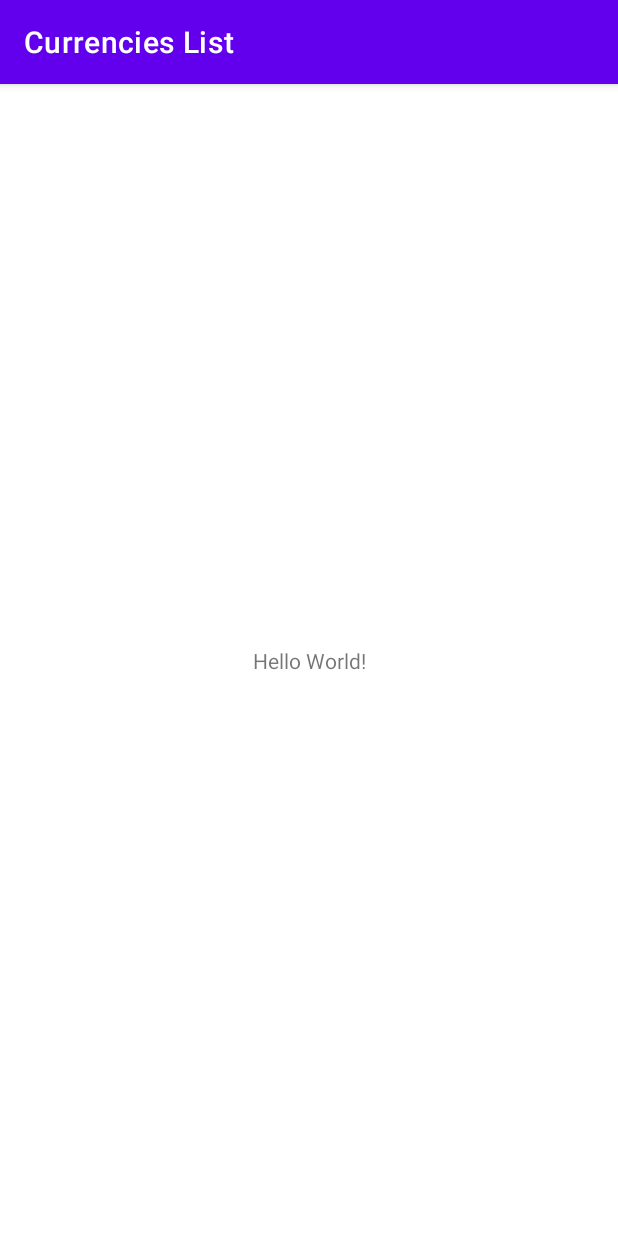
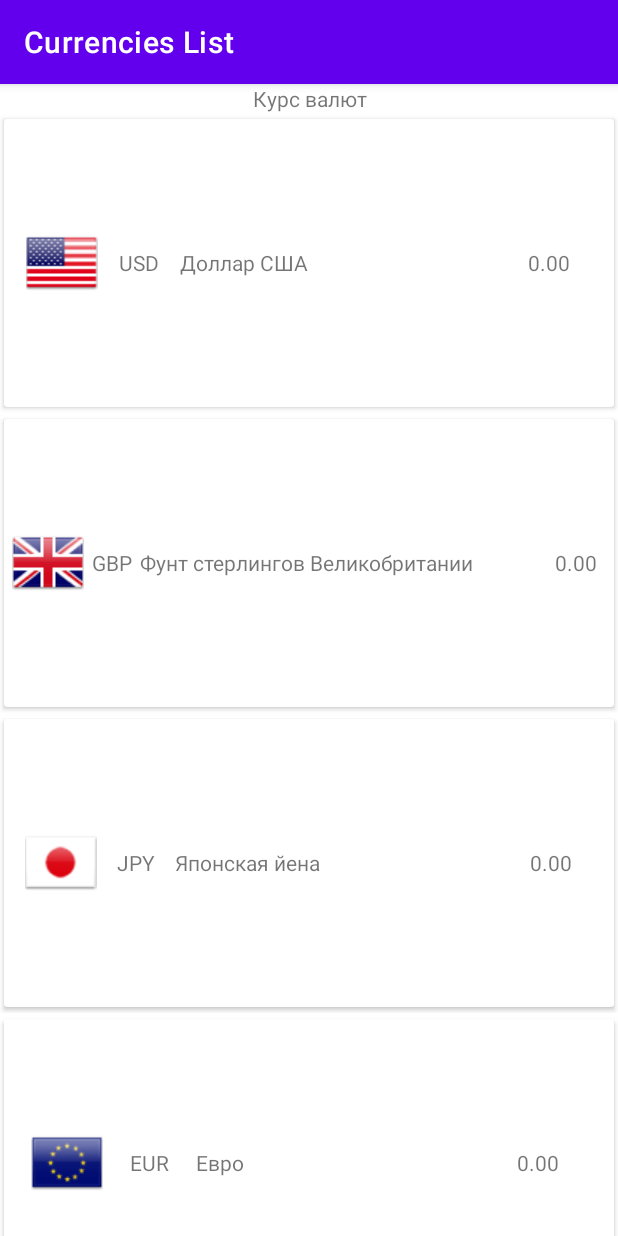
Before and after one commit to PenzaStreetGames/CurrenciesList, an Android app: the screen it shows after launch (MainActivity), on a phone screen of 412 x 824 dp. Run offline under Robolectric (Android 15) with nearby library versions, the phone set to English and light mode, and no system bars.

Commit message:
21.04.2021 Как же горит! Но оно работает)

```diff
--- a/app/build.gradle
+++ b/app/build.gradle
@@ -33,6 +33,7 @@ dependencies {
     implementation 'androidx.appcompat:appcompat:1.2.0'
     implementation 'com.google.android.material:material:1.3.0'
     implementation 'androidx.constraintlayout:constraintlayout:2.0.4'
+    implementation 'com.google.code.gson:gson:2.8.6'
     testImplementation 'junit:junit:4.+'
     androidTestImplementation 'androidx.test.ext:junit:1.1.2'
     androidTestImplementation 'androidx.test.espresso:espresso-core:3.3.0'
--- a/app/src/main/AndroidManifest.xml
+++ b/app/src/main/AndroidManifest.xml
@@ -16,6 +16,10 @@
                 <category android:name="android.intent.category.LAUNCHER" />
             </intent-filter>
         </activity>
+        <service android:name=".CurrencyService"
+            android:enabled="true"
+            android:exported="true"/>
     </application>
+    <uses-permission android:name="android.permission.INTERNET" />
 
 </manifest>
--- /dev/null
+++ b/app/src/main/java/com/penzastreetstudios/currencieslist/CurrencyAdapter.java
@@ -0,0 +1,71 @@
+package com.penzastreetstudios.currencieslist;
+
+import android.view.LayoutInflater;
+import android.view.View;
+import android.view.ViewGroup;
+import android.widget.ImageView;
+import android.widget.TextView;
+
+import androidx.annotation.NonNull;
+import androidx.recyclerview.widget.RecyclerView;
+
+import java.util.ArrayList;
+
+public class CurrencyAdapter extends RecyclerView.Adapter<CurrencyAdapter.QueueViewHolder> {
+
+    private ArrayList<Valute> valutes = new ArrayList<>();
+
+    @NonNull
+    @Override
+    public QueueViewHolder onCreateViewHolder(@NonNull ViewGroup parent, int viewType) {
+        View view = LayoutInflater.from(parent.getContext()).inflate(R.layout.currency_card, parent, false);
+        return new QueueViewHolder(view);
+    }
+
+    @Override
+    public void onBindViewHolder(@NonNull QueueViewHolder holder, int position) {
+        holder.bind(valutes.get(position));
+    }
+
+    @Override
+    public void onAttachedToRecyclerView(RecyclerView recyclerView) {
+        super.onAttachedToRecyclerView(recyclerView);
+    }
+
+    @Override
+    public int getItemCount() {
+        return valutes.size();
+    }
+
+    class QueueViewHolder extends RecyclerView.ViewHolder {
+        private ImageView flagImage;
+        private TextView nameField;
+        private TextView codeField;
+        private TextView rateField;
+
+        public QueueViewHolder (View ItemView) {
+            super(ItemView);
+            flagImage = ItemView.findViewById(R.id.image);
+            codeField = ItemView.findViewById(R.id.code);
+            nameField = ItemView.findViewById(R.id.name);
+            rateField = ItemView.findViewById(R.id.buy_rate);
+        }
+
+        public void bind(Valute valute) {
+            flagImage.setImageBitmap(valute.flag);
+            codeField.setText(valute.code);
+            nameField.setText(valute.name);
+            rateField.setText(String.format("%.2f", valute.rate));
+        }
+    }
+
+    public void setItems(ArrayList<Valute> valutes) {
+        this.valutes.addAll(valutes);
+        notifyDataSetChanged();
+    }
+
+    public void clearItems() {
+        valutes.clear();
+        notifyDataSetChanged();
+    }
+}
--- a/app/src/main/java/com/penzastreetstudios/currencieslist/MainActivity.java
+++ b/app/src/main/java/com/penzastreetstudios/currencieslist/MainActivity.java
@@ -1,14 +1,136 @@
 package com.penzastreetstudios.currencieslist;
 
 import androidx.appcompat.app.AppCompatActivity;
+import androidx.fragment.app.FragmentManager;
+import androidx.fragment.app.FragmentTransaction;
+import androidx.recyclerview.widget.LinearLayoutManager;
+import androidx.recyclerview.widget.RecyclerView;
 
+import android.content.BroadcastReceiver;
+import android.content.Context;
+import android.content.Intent;
+import android.content.IntentFilter;
+import android.content.res.Resources;
+import android.content.res.loader.ResourcesLoader;
+import android.graphics.Bitmap;
+import android.graphics.BitmapFactory;
 import android.os.Bundle;
+import android.renderscript.ScriptGroup;
+import android.util.Log;
+import android.widget.Toast;
+
+import com.google.gson.Gson;
+import com.google.gson.reflect.TypeToken;
+
+import org.json.JSONArray;
+import org.json.JSONException;
+import org.json.JSONObject;
+
+import java.io.File;
+import java.io.IOException;
+import java.io.InputStream;
+import java.lang.reflect.Type;
+import java.util.ArrayList;
+import java.util.HashMap;
+import java.util.List;
+import java.util.Map;
+import java.util.Scanner;
 
 public class MainActivity extends AppCompatActivity {
+
+    RecyclerView currenciesList;
+    CurrencyAdapter adapter;
+    ArrayList<Valute> valutes = new ArrayList<>();
 
     @Override
     protected void onCreate(Bundle savedInstanceState) {
         super.onCreate(savedInstanceState);
         setContentView(R.layout.activity_main);
+
+        currenciesList = findViewById(R.id.currencyList);
+        adapter = new CurrencyAdapter();
+        currenciesList.setAdapter(adapter);
+        currenciesList.setLayoutManager(new LinearLayoutManager(this));
+
+        Gson gson = new Gson();
+        StringBuilder jsonRaw = new StringBuilder();
+        Scanner in = new Scanner(this.getResources().openRawResource(R.raw.currencies));
+        while (in.hasNextLine()) {
+            jsonRaw.append(in.nextLine());
+        }
+
+        HashMap<String, Bitmap> flags = new HashMap<String, Bitmap>();
+        flags.put("USD", BitmapFactory.decodeResource(getResources(), R.drawable.flag_united_states));
+        flags.put("GBP", BitmapFactory.decodeResource(getResources(), R.drawable.flag_united_kingdom));
+        flags.put("EUR", BitmapFactory.decodeResource(getResources(), R.drawable.flag_european_union));
+        flags.put("JPY", BitmapFactory.decodeResource(getResources(), R.drawable.flag_japan));
+        flags.put("UAH", BitmapFactory.decodeResource(getResources(), R.drawable.flag_ukraine));
+        flags.put("CNY", BitmapFactory.decodeResource(getResources(), R.drawable.flag_china));
+
+        String json = jsonRaw.toString();
+        Type type = new TypeToken<Map<String, Map<String, String>>>(){}.getType();
+        Map<String, Map<String, String>> read = gson.fromJson(json, type);
+        for (String code : read.keySet()) {
+            String name = read.get(code).get("name");
+            Bitmap flag = flags.get(code);
+            Valute valute = new Valute(code, name, flag, 0);
+            valutes.add(valute);
+        }
+        adapter.setItems(valutes);
+
+        registerReceiver(receiver, new IntentFilter(CurrencyService.CHANNEL));
+        Intent intent = new Intent(this, CurrencyService.class);
+        startService(intent);
     }
+
+    @Override
+    protected void onDestroy() {
+        super.onDestroy();
+        Intent intent = new Intent(this, CurrencyService.class);
+        stopService(intent);
+    }
+
+    protected BroadcastReceiver receiver = new BroadcastReceiver() {
+        @Override
+        public void onReceive(Context context, Intent intent) {
+            try {
+                JSONObject json = new JSONObject(intent.getStringExtra(CurrencyService.INFO));
+                JSONObject rates = json.getJSONObject("rates");
+
+                for (Valute valute : valutes) {
+                    valute.rate = 1 / rates.getDouble(valute.code);
+                }
+                adapter.clearItems();
+                adapter.setItems(valutes);
+                /*
+                //Type type = new Collection<Weather>();
+
+                Type listOfWeather = new TypeToken<ArrayList<Weather>>() {}.getType();
+
+                Gson gson = new Gson();
+                List<Weather> list = gson.fromJson(gisArray.toString(), listOfWeather);
+
+                ArrayList<WeatherFragment> fragments = new ArrayList<>();
+                fragments.add(new WeatherFragment(list.get(0)));
+                for (int i = 0; i < 4; i++) {
+                    fragments.add(new WeatherFragment(list.get(i)));
+                }
+
+                FragmentManager fragmentManager = getSupportFragmentManager();
+                FragmentTransaction transaction = fragmentManager.beginTransaction();
+
+                transaction.replace(R.id.fullDayFragment, fragments.get(0));
+                transaction.replace(R.id.morningFragment, fragments.get(1));
+                transaction.replace(R.id.dayFragment, fragments.get(2));
+                transaction.replace(R.id.eveningFragment, fragments.get(3));
+                transaction.replace(R.id.nightFragment, fragments.get(4));
+
+                transaction.commit();
+                */
+            } catch (JSONException e) {
+                Toast.makeText(MainActivity.this, "Wring JSON format", Toast.LENGTH_LONG).show();
+                e.printStackTrace();
+            }
+        }
+    };
 }
--- /dev/null
+++ b/app/src/main/java/com/penzastreetstudios/currencieslist/Valute.java
@@ -0,0 +1,17 @@
+package com.penzastreetstudios.currencieslist;
+
+import android.graphics.Bitmap;
+
+public class Valute {
+    String code;
+    Bitmap flag;
+    String name;
+    double rate;
+
+    public Valute(String code, String name, Bitmap flag, double rate) {
+        this.code = code;
+        this.name = name;
+        this.flag = flag;
+        this.rate = rate;
+    }
+}
--- a/app/src/main/res/layout/activity_main.xml
+++ b/app/src/main/res/layout/activity_main.xml
@@ -1,18 +1,21 @@
 <?xml version="1.0" encoding="utf-8"?>
-<androidx.constraintlayout.widget.ConstraintLayout xmlns:android="http://schemas.android.com/apk/res/android"
+<LinearLayout xmlns:android="http://schemas.android.com/apk/res/android"
     xmlns:app="http://schemas.android.com/apk/res-auto"
     xmlns:tools="http://schemas.android.com/tools"
     android:layout_width="match_parent"
     android:layout_height="match_parent"
+    android:orientation="vertical"
     tools:context=".MainActivity">
 
     <TextView
-        android:layout_width="wrap_content"
+        android:id="@+id/currencyTitle"
+        android:layout_width="match_parent"
         android:layout_height="wrap_content"
-        android:text="Hello World!"
-        app:layout_constraintBottom_toBottomOf="parent"
-        app:layout_constraintLeft_toLeftOf="parent"
-        app:layout_constraintRight_toRightOf="parent"
-        app:layout_constraintTop_toTopOf="parent" />
+        android:gravity="center_horizontal"
+        android:text="Курс валют" />
 
-</androidx.constraintlayout.widget.ConstraintLayout>
+    <androidx.recyclerview.widget.RecyclerView
+        android:id="@+id/currencyList"
+        android:layout_width="match_parent"
+        android:layout_height="match_parent" />
+</LinearLayout>
--- /dev/null
+++ b/app/src/main/res/layout/currency_card.xml
@@ -0,0 +1,51 @@
+<?xml version="1.0" encoding="utf-8"?>
+<LinearLayout xmlns:android="http://schemas.android.com/apk/res/android"
+    xmlns:app="http://schemas.android.com/apk/res-auto"
+    android:layout_width="match_parent"
+    android:layout_height="200dp"
+    android:orientation="vertical">
+
+    <androidx.cardview.widget.CardView
+        android:layout_width="match_parent"
+        android:layout_height="match_parent"
+        app:cardUseCompatPadding="true">
+
+        <LinearLayout
+            android:layout_width="match_parent"
+            android:layout_height="match_parent"
+            android:gravity="left|center_vertical"
+            android:orientation="horizontal">
+
+            <ImageView
+                android:id="@+id/image"
+                android:layout_width="wrap_content"
+                android:layout_height="wrap_content"
+                android:layout_weight="0.4"
+                android:foregroundGravity="left"
+                app:srcCompat="@android:drawable/ic_menu_gallery" />
+
+            <TextView
+                android:id="@+id/code"
+                android:layout_width="wrap_content"
+                android:layout_height="wrap_content"
+                android:layout_weight="0.2"
+                android:text="USD" />
+
+            <TextView
+                android:id="@+id/name"
+                android:layout_width="wrap_content"
+                android:layout_height="wrap_content"
+                android:layout_weight="2"
+                android:text="Доллар США" />
+
+            <TextView
+                android:id="@+id/buy_rate"
+                android:layout_width="wrap_content"
+                android:layout_height="wrap_content"
+                android:layout_weight="0.4"
+                android:text="76.03" />
+
+        </LinearLayout>
+
+    </androidx.cardview.widget.CardView>
+</LinearLayout>
```
Also changed, not shown: app/src/main/java/com/penzastreetstudios/currencieslist/CurrencyService.java (added, +80 -0 lines), app/src/main/res/raw/currencies.json (added, +26 -0 lines), app/src/main/res/drawable/flag_china.png (added), app/src/main/res/drawable/flag_european_union.png (added), app/src/main/res/drawable/flag_japan.png (added), app/src/main/res/drawable/flag_ukraine.png (added), app/src/main/res/drawable/flag_united_kingdom.png (added), app/src/main/res/drawable/flag_united_states.png (added).
